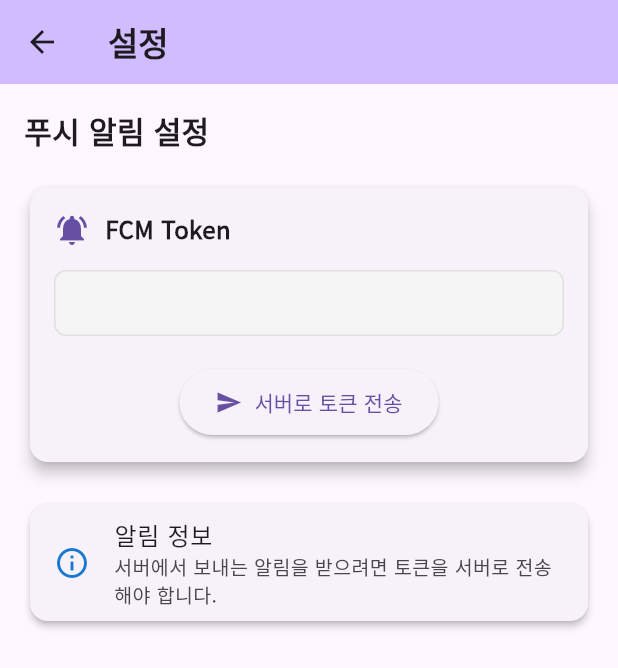
After one commit to emotionalboySY/gsbot_manager, a Flutter app: the SettingsScreen screen opened directly, on a phone screen of 412 x 824 dp. The commit adds this screen. Shown: the top 668 px of the screen. Run offline on Flutter 3.47's test engine with Material 3 defaults, Android fonts, the phone set to English and light mode, and no system bars; our stand-ins replace dio, firebase_core, firebase_messaging, flutter_local_notifications, get, google_fonts; accounts and stored records are empty; network calls fail.

Commit message:
feat: add fcm services

```diff
--- a/lib/main.dart
+++ b/lib/main.dart
@@ -3,6 +3,7 @@ import 'package:flutter/material.dart';
 import 'package:flutter_localizations/flutter_localizations.dart';
 import 'package:get/get.dart';
 import 'package:google_fonts/google_fonts.dart';
+import 'package:gsbot_manager/screens/settings.dart';
 import 'package:gsbot_manager/services/api_service.dart';
 import 'package:gsbot_manager/services/notification_service.dart';
 import 'package:intl/date_symbol_data_local.dart';
@@ -92,6 +93,7 @@ class MainScreenState extends State<MainScreen> {
   final List<Widget> _screens = [
     BossScreen(),             // 0: 보스 정보 관리
     IntervalMessageScreen(),  // 1: 정기 메시지 관리
+    SettingsScreen(),         // 2: 설정 (추가!)
     // HexaScreen(),          // 2: HEXA 매트릭스 관리
     // ResponseScreen(),      // 3: 봇 응답 관리
   ];
@@ -120,9 +122,9 @@ class MainScreenState extends State<MainScreen> {
             label: '정기 메시지',
           ),
           BottomNavigationBarItem(
-            icon: Icon(Icons.grid_on_outlined),
-            activeIcon: Icon(Icons.grid_on),
-            label: 'HEXA 매트릭스',
+            icon: Icon(Icons.settings_outlined),  // 설정 아이콘
+            activeIcon: Icon(Icons.settings),
+            label: '설정',  // 설정 탭
           ),
         ],
       ),
--- /dev/null
+++ b/lib/screens/settings.dart
@@ -0,0 +1,120 @@
+import 'package:flutter/material.dart';
+import '../services/notification_service.dart';
+
+class SettingsScreen extends StatefulWidget {
+  const SettingsScreen({super.key});
+
+  @override
+  State<SettingsScreen> createState() => _SettingsScreenState();
+}
+
+class _SettingsScreenState extends State<SettingsScreen> {
+  @override
+  Widget build(BuildContext context) {
+    return Scaffold(
+      appBar: AppBar(
+        title: const Text('설정'),
+        backgroundColor: Theme.of(context).colorScheme.inversePrimary,
+      ),
+      body: Padding(
+        padding: const EdgeInsets.all(16.0),
+        child: Column(
+          crossAxisAlignment: CrossAxisAlignment.start,
+          children: [
+            const Text(
+              '푸시 알림 설정',
+              style: TextStyle(
+                fontSize: 20,
+                fontWeight: FontWeight.bold,
+              ),
+            ),
+            const SizedBox(height: 20),
+            Card(
+              elevation: 4,
+              child: Padding(
+                padding: const EdgeInsets.all(16.0),
+                child: Column(
+                  crossAxisAlignment: CrossAxisAlignment.start,
+                  children: [
+                    Row(
+                      children: [
+                        Icon(
+                          Icons.notifications_active,
+                          color: Theme.of(context).colorScheme.primary,
+                        ),
+                        const SizedBox(width: 10),
+                        const Text(
+                          'FCM Token',
+                          style: TextStyle(
+                            fontWeight: FontWeight.bold,
+                            fontSize: 16,
+                          ),
+                        ),
+                      ],
+                    ),
+                    const SizedBox(height: 15),
+                    Container(
+                      width: double.infinity,
+                      padding: const EdgeInsets.all(12),
+                      decoration: BoxDecoration(
+                        color: Colors.grey[100],
+                        borderRadius: BorderRadius.circular(8),
+                        border: Border.all(color: Colors.grey[300]!),
+                      ),
+                      child: SelectableText(
+                        NotificationService.fcmToken ?? '토큰을 가져오는 중...',
+                        style: const TextStyle(
+                          fontSize: 11,
+                          fontFamily: 'monospace',
+                        ),
+                      ),
+                    ),
+                    const SizedBox(height: 20),
+                    Center(
+                      child: ElevatedButton.icon(
+                        onPressed: () async {
+                          await NotificationService.sendTokenToServer();
+                          if (mounted) {
+                            ScaffoldMessenger.of(context).showSnackBar(
+                              const SnackBar(
+                                content: Text('토큰을 서버로 전송했습니다'),
+                                duration: Duration(seconds: 2),
+                              ),
+                            );
+                          }
+                        },
+                        icon: const Icon(Icons.send),
+                        label: const Text('서버로 토큰 전송'),
+                        style: ElevatedButton.styleFrom(
+                          padding: const EdgeInsets.symmetric(
+                            horizontal: 24,
+                            vertical: 12,
+                          ),
+                        ),
+                      ),
+                    ),
+                  ],
+                ),
+              ),
+            ),
+            const SizedBox(height: 20),
+            Card(
+              elevation: 2,
+              child: ListTile(
+                leading: Icon(
+                  Icons.info_outline,
+                  color: Colors.blue[700],
+                ),
+                title: const Text('알림 정보'),
+                subtitle: const Text(
+                  '서버에서 보내는 알림을 받으려면 토큰을 서버로 전송해야 합니다.',
+                  style: TextStyle(fontSize: 13),
+                ),
+              ),
+            ),
+          ],
+        ),
+      ),
+    );
+  }
+}
```
